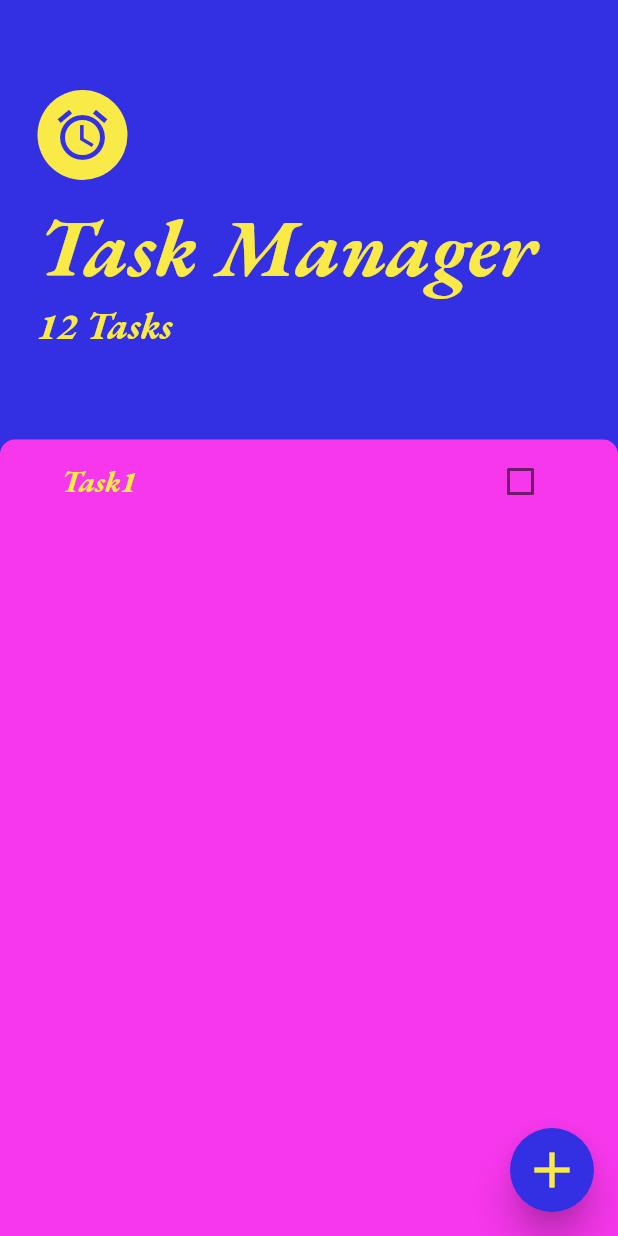
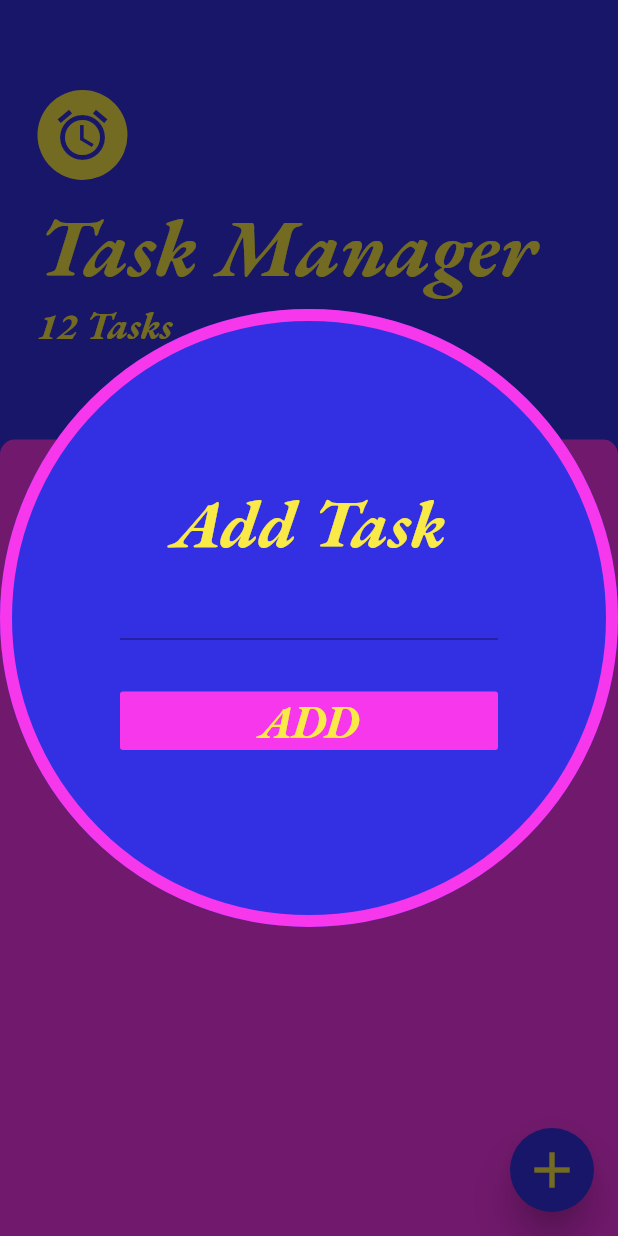
Before and after one commit to Wise-Wizard/Task-Manager-App, a Flutter app: the screen it shows after launch, after a tap on the "add" icon, on a phone screen of 412 x 824 dp. Run offline on Flutter 3.47's test engine with Material 2 defaults, Android fonts, the phone set to English and light mode, and no system bars.

Commit message:
Add Tasks Screen

```diff
--- /dev/null
+++ b/lib/Screens/add_tasks_screen.dart
@@ -0,0 +1,48 @@
+// ignore_for_file: prefer_const_constructors
+
+import 'package:flutter/cupertino.dart';
+import 'package:flutter/material.dart';
+import 'package:flutter/src/foundation/key.dart';
+import 'package:flutter/src/widgets/framework.dart';
+
+class AddTasks extends StatelessWidget {
+  const AddTasks({Key? key}) : super(key: key);
+
+  @override
+  Widget build(BuildContext context) {
+    return Padding(
+      padding: const EdgeInsets.all(80.0),
+      child: Column(
+        mainAxisAlignment: MainAxisAlignment.center,
+        crossAxisAlignment: CrossAxisAlignment.stretch,
+        children: [
+          Text(
+            'Add Task',
+            textAlign: TextAlign.center,
+            style: TextStyle(
+              fontSize: 45,
+              color: Color(0xFFFAEA48),
+            ),
+          ),
+          TextField(
+            cursorWidth: 10,
+            cursorColor: Color(0xFFFAEA48),
+            textAlign: TextAlign.center,
+          ),
+          SizedBox(height: 30),
+          FlatButton(
+            color: Color(0xFFF637EC),
+            onPressed: (() {}),
+            child: Text(
+              'ADD',
+              style: TextStyle(
+                color: Color(0xFFFAEA48),
+                fontSize: 30,
+              ),
+            ),
+          )
+        ],
+      ),
+    );
+  }
+}
--- a/lib/Screens/tasks_screen.dart
+++ b/lib/Screens/tasks_screen.dart
@@ -1,8 +1,8 @@
 // ignore_for_file: prefer_const_constructors, prefer_const_literals_to_create_immutables
 
 import 'package:flutter/material.dart';
-import 'package:flutter_application_5/Tasks/task_tiles.dart';
 import 'package:flutter_application_5/Tasks/tasks_list.dart';
+import 'add_tasks_screen.dart';
 
 class TasksScreens extends StatelessWidget {
   const TasksScreens({Key? key}) : super(key: key);
@@ -13,7 +13,15 @@ class TasksScreens extends StatelessWidget {
       backgroundColor: Color(0xFF3330E4),
       floatingActionButton: FloatingActionButton(
         elevation: 10,
-        onPressed: () {},
+        onPressed: () {
+          showModalBottomSheet(
+              isScrollControlled: true,
+              backgroundColor: Color(0xFF3330E4),
+              shape: CircleBorder(
+                  side: BorderSide(width: 8, color: Color(0xFFF637EC))),
+              context: context,
+              builder: (context) => AddTasks());
+        },
         backgroundColor: Color(0xFF3330E4),
         child: Icon(
           Icons.add,
--- a/lib/Tasks/task_tiles.dart
+++ b/lib/Tasks/task_tiles.dart
@@ -8,7 +8,7 @@ class TasksTile extends StatelessWidget {
     return ListTile(
       title: const Text(
         'Task1',
-        style: TextStyle(color: Color(0xFFFAEA48), fontSize: 20),
+        style: TextStyle(color: Color(0xFFFAEA48), fontSize: 69),
       ),
       trailing: Checkbox(
         value: false,
```
